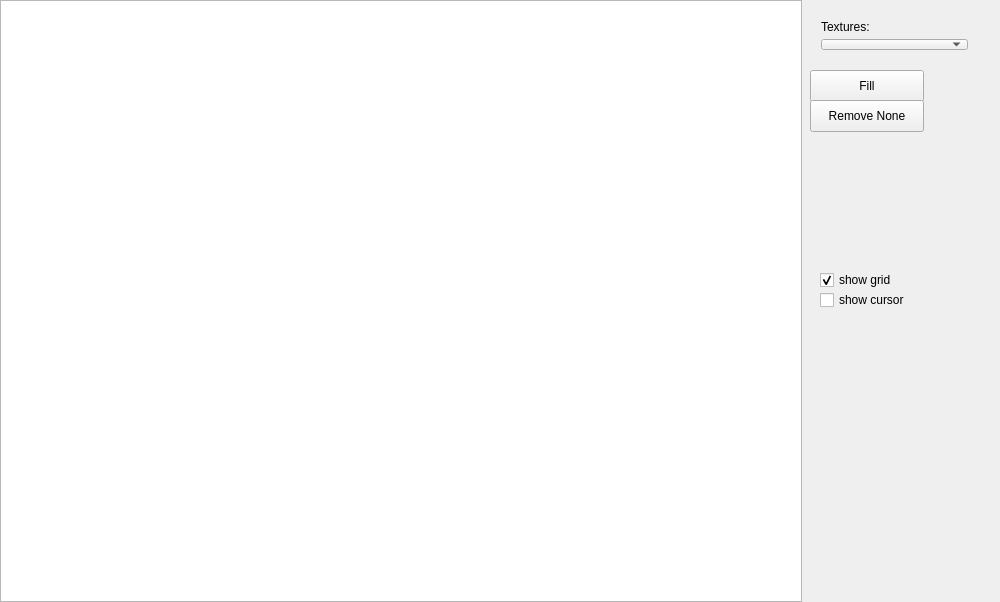
The window that mainwindow.ui (Vazzi/Stalker-Editor) describes before a commit, drawn with Qt 5.
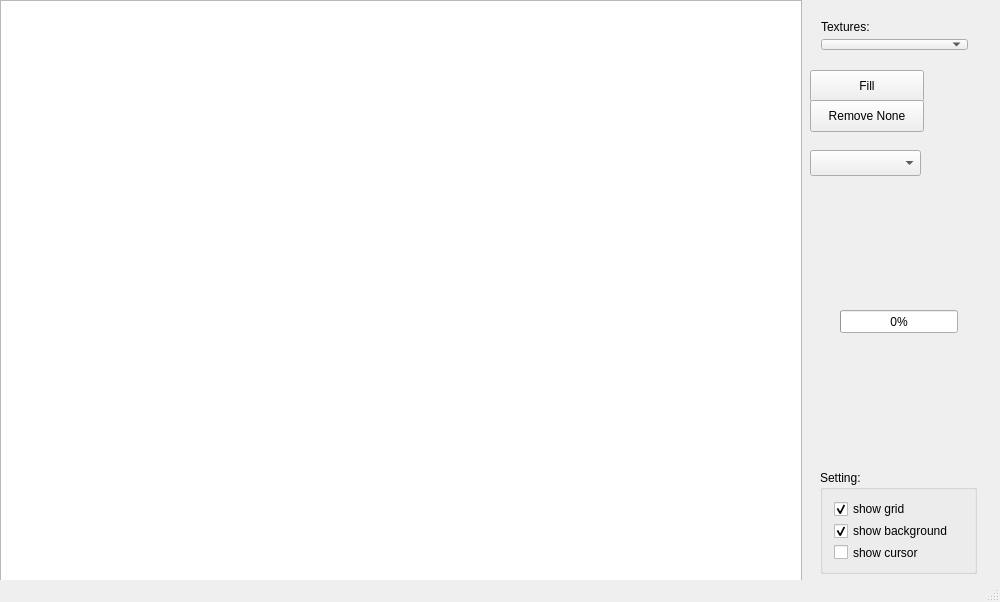
The same window after the commit.

Commit message: Background, toggled-checked add Setting group box add background show / hide change slots checked boxs

```diff
--- a/mainwindow.ui
+++ b/mainwindow.ui
@@ -102,22 +102,6 @@
      <string>Fill</string>
     </property>
    </widget>
-   <widget class="QCheckBox" name="GridOnOff">
-    <property name="geometry">
-     <rect>
-      <x>820</x>
-      <y>270</y>
-      <width>87</width>
-      <height>20</height>
-     </rect>
-    </property>
-    <property name="text">
-     <string>show grid</string>
-    </property>
-    <property name="checked">
-     <bool>true</bool>
-    </property>
-   </widget>
    <widget class="QWidget" name="layoutWidget">
     <property name="geometry">
      <rect>
@@ -153,20 +137,73 @@
      <string>Remove None</string>
     </property>
    </widget>
-   <widget class="QCheckBox" name="checkBox">
+   <widget class="QProgressBar" name="progressBar">
+    <property name="geometry">
+     <rect>
+      <x>840</x>
+      <y>310</y>
+      <width>118</width>
+      <height>23</height>
+     </rect>
+    </property>
+    <property name="value">
+     <number>0</number>
+    </property>
+   </widget>
+   <widget class="QGroupBox" name="groupBox">
     <property name="geometry">
      <rect>
       <x>820</x>
-      <y>290</y>
-      <width>101</width>
-      <height>20</height>
+      <y>470</y>
+      <width>157</width>
+      <height>104</height>
      </rect>
     </property>
-    <property name="text">
-     <string>show cursor</string>
+    <property name="title">
+     <string>Setting:</string>
+    </property>
+    <layout class="QVBoxLayout" name="verticalLayout_2">
+     <item>
+      <widget class="QCheckBox" name="GridOnOff">
+       <property name="text">
+        <string>show grid</string>
+       </property>
+       <property name="checked">
+        <bool>true</bool>
+       </property>
+      </widget>
+     </item>
+     <item>
+      <widget class="QCheckBox" name="backgroundOnOff">
+       <property name="text">
+        <string>show background</string>
+       </property>
+       <property name="checked">
+        <bool>true</bool>
+       </property>
+      </widget>
+     </item>
+     <item>
+      <widget class="QCheckBox" name="cursorOnOff">
+       <property name="text">
+        <string>show cursor</string>
+       </property>
+      </widget>
+     </item>
+    </layout>
+   </widget>
+   <widget class="QComboBox" name="comboBox_2">
+    <property name="geometry">
+     <rect>
+      <x>810</x>
+      <y>150</y>
+      <width>111</width>
+      <height>26</height>
+     </rect>
     </property>
    </widget>
   </widget>
+  <widget class="QStatusBar" name="statusBar"/>
  </widget>
  <layoutdefault spacing="6" margin="11"/>
  <resources/>
```
The commit also changes 4 other files.
